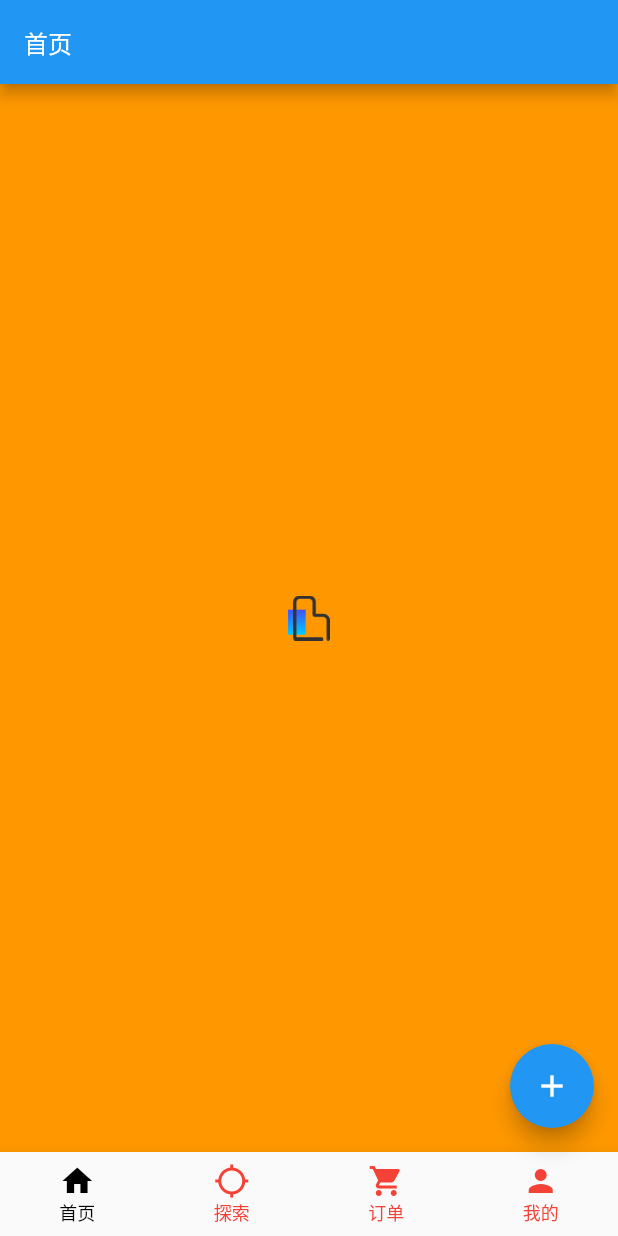
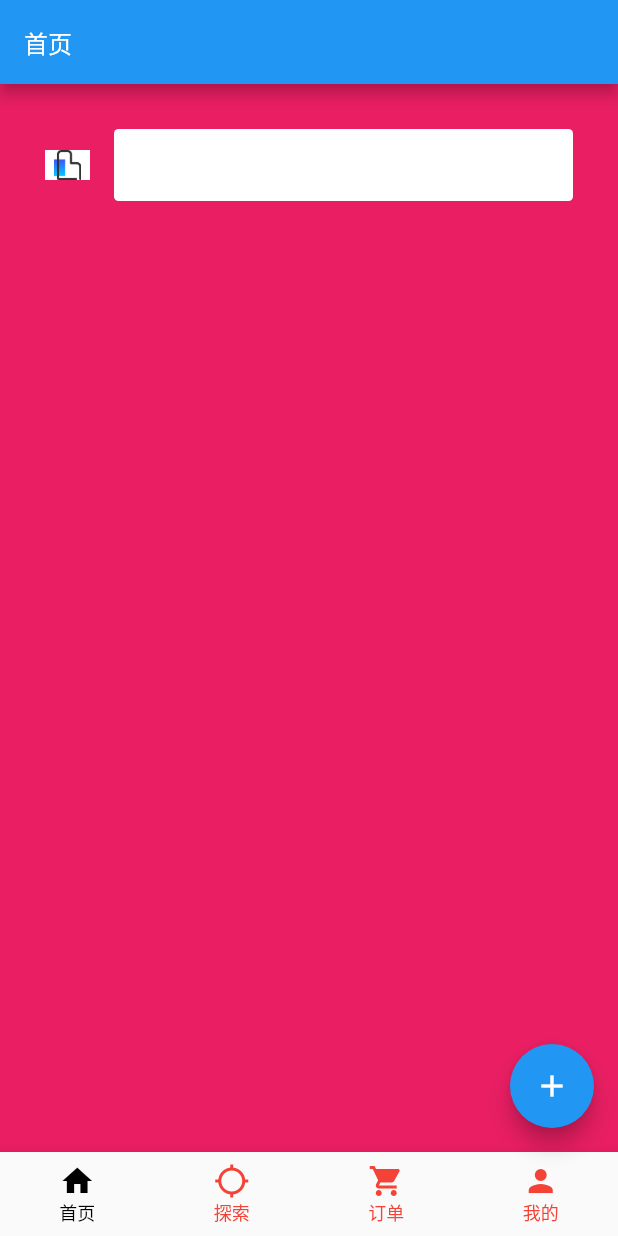
Before and after one commit to JansenGuan/LearnFlutter, a Flutter app: the screen it shows after launch, on a phone screen of 412 x 824 dp. Run offline on Flutter 3.47's test engine with Material 2 defaults, Android fonts, the phone set to English and light mode, and no system bars.

Commit message:
textField learn

```diff
--- a/lib/Home/HomePage.dart
+++ b/lib/Home/HomePage.dart
@@ -1,11 +1,16 @@
 
 import 'dart:io';
+import 'dart:math';
 
 import 'package:flutter/material.dart';
+import 'package:sencondfluuter/Home/ListTitle/HomeListTitlePage.dart';
 import 'package:sencondfluuter/Mine/Login/LoginPage.dart';
+import 'package:sencondfluuter/Tools/ColorTool.dart';
 
 class HomePage extends StatelessWidget{
 
+  final TextEditingController controller = TextEditingController();
+  final FocusNode node = FocusNode();
   poplist(){
     return false;
   }
@@ -23,9 +28,102 @@ class HomePage extends StatelessWidget{
     // Navigator.push(context, MaterialPageRoute(builder: (context) => HomePage(), settings: RouteSettings(arguments: 'laizihome')));
   }
 
+  void _pushToTitleList(context){
+    Navigator.push(context, MaterialPageRoute(builder: (context) => HomeListTitlePage()));
+  }
+
+  /// Transform
+  Widget _getBody() => Container(
+    margin: EdgeInsets.all(100),
+    color: Colors.black,
+    child: Transform(
+      alignment: Alignment.center,
+      transform: Matrix4.skewY(0)..rotateZ(-pi/4.0),
+      child: Container(
+        padding: const EdgeInsets.all(8.0),
+        color: const Color(0xFFE8581C),
+        child: const Text('Apartment for rent!'),
+      ),
+    ),
+  );
+
+  /// TextField
+  Widget _TextField() => new Padding(
+    child: TextField(
+    style: TextStyle(
+      color: ColorTool.hexColor("#323232"),
+      fontFamily: 'Roboto',
+      fontSize: 14,
+      fontWeight: FontWeight.w400,
+    ),
+
+    decoration: InputDecoration(
+      hintText: "hello iGola",
+      hintStyle: TextStyle(
+        color: Colors.white,
+      ),
+      // border: InputBorder.none,
+      border: OutlineInputBorder(
+        borderRadius: BorderRadius.all(Radius.circular(3)),
+        borderSide: BorderSide.none,
+      ),
+      contentPadding: const EdgeInsets.all(5),
+      icon: new Container(
+        padding: EdgeInsets.fromLTRB(0, 0, 0, 0),
+        margin: EdgeInsets.fromLTRB(0, 0, 0, 0),
+        color: Colors.white,
+        child: new Image(
+        height: 20,
+        width: 30,
+        image: AssetImage('assets/images/hotels_activated.png'),
+      ),
+
+      ),
+      fillColor: Colors.white,
+      filled: true,
+    ),
+
+    // onChanged: (value){
+    //   print(value);
+    // },
+    controller: controller,
+    focusNode: node
+    ),
+    padding: EdgeInsets.fromLTRB(30, 30, 30, 0),
+  );
+
+  Widget _imgGesWidget(context) => new Container(
+        // width: MediaQuery.of(context).size.width,
+        color: Colors.orange,
+        alignment: Alignment.center,
+        child: GestureDetector(
+          // child: new Text("登陆"),Image.asset('new_member_country_nodatal_img.png')
+          child: new Container(
+            // height: 30,
+            // width: 30,
+            child: new Image(
+              height: 30,
+              width: 30,
+              image: AssetImage('assets/images/hotels_activated.png'),
+            ),
+          ),
+          // child: Image.asset("assets/images/hotels_activated@3x.png"),
+          onTap: () {
+            // this._pushToSecondPage(context);
+            _pushToTitleList(context);
+          },
+        ),
+
+      );
+
   @override
   Widget build(BuildContext context) {
     // TODO: implement build
+    controller.addListener((){
+      print(controller);
+      // node.unfocus();
+    });
+
     return Scaffold(
       backgroundColor: Colors.pink,
       appBar: AppBar(
@@ -34,27 +132,9 @@ class HomePage extends StatelessWidget{
         ),
       ),
 
-      body: new Container(
-        height: 2000,
-        width: MediaQuery.of(context).size.width,
-        color: Colors.orange,
-        alignment: Alignment.center,
-        child: GestureDetector(
-          // child: new Text("登陆"),Image.asset('new_member_country_nodatal_img.png')
-          child: new Container(
-            height: 30,
-            width: 30,
-            child: new Image(
-              image: AssetImage('assets/images/hotels_activated.png'),
-            ),
-          ),
-          // child: Image.asset("assets/images/hotels_activated@3x.png"),
-          onTap: () {
-            this._pushToSecondPage(context);
-          },
-        ),
-
-      ),
+      // body: _getBody()
+      // body: _imgGesWidget(context),
+      body: _TextField(),
     );
   }
 }
```
Also changed, not shown: lib/Category/Category.dart (+81 -5 lines).
